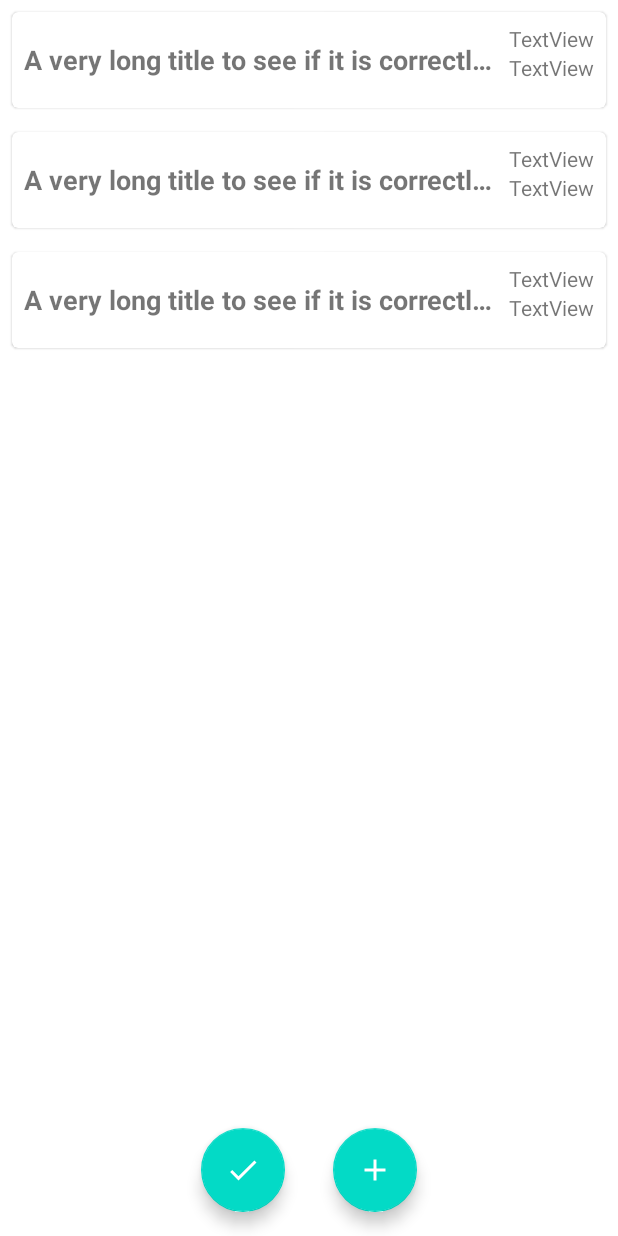
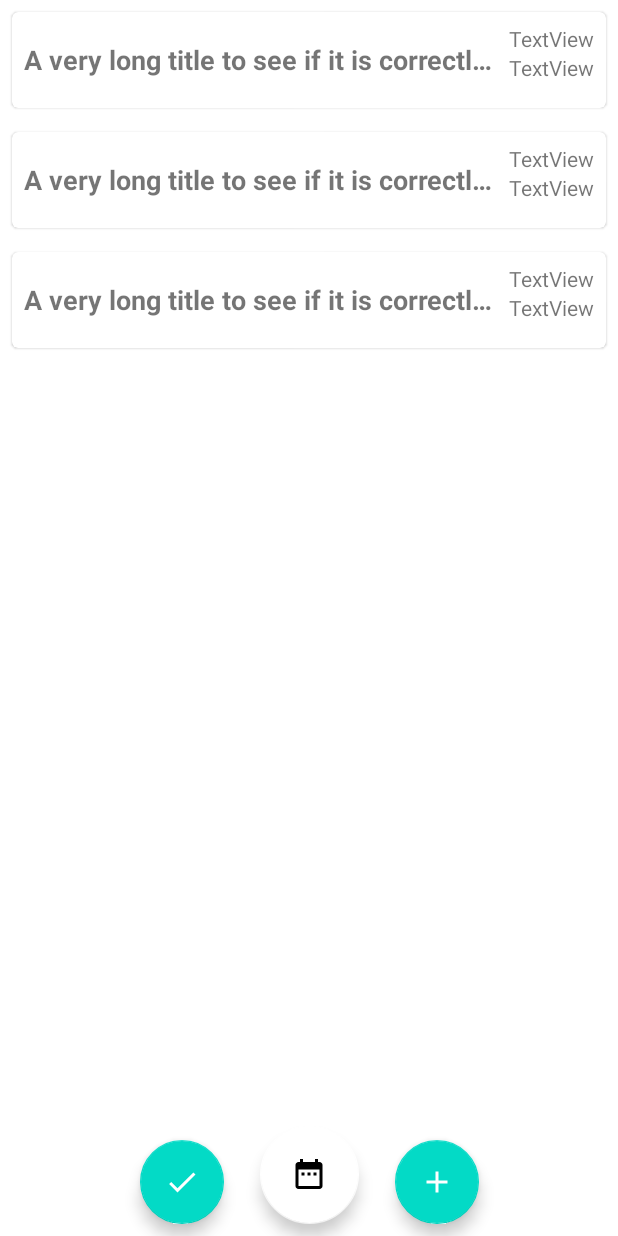
Before and after one commit to isidro89/todo-declex, an Android app: the layout fragment_tasklist.xml on its own in the app's theme, with its tools: preview values and no code run, on a phone screen of 412 x 824 dp. Run offline under Robolectric (Android 15) with nearby library versions, the phone set to English and light mode, and no system bars.

Commit message:
adding fab to toggle between showing all tasks and showing tasks for a certain day

```diff
--- /dev/null
+++ b/app/src/main/res/drawable/ic_date_range_black_24dp.xml
@@ -0,0 +1,9 @@
+<vector xmlns:android="http://schemas.android.com/apk/res/android"
+        android:width="24dp"
+        android:height="24dp"
+        android:viewportWidth="24.0"
+        android:viewportHeight="24.0">
+    <path
+        android:fillColor="#FF000000"
+        android:pathData="M9,11L7,11v2h2v-2zM13,11h-2v2h2v-2zM17,11h-2v2h2v-2zM19,4h-1L18,2h-2v2L8,4L8,2L6,2v2L5,4c-1.11,0 -1.99,0.9 -1.99,2L3,20c0,1.1 0.89,2 2,2h14c1.1,0 2,-0.9 2,-2L21,6c0,-1.1 -0.9,-2 -2,-2zM19,20L5,20L5,9h14v11z"/>
+</vector>
--- a/app/src/main/res/layout/fragment_tasklist.xml
+++ b/app/src/main/res/layout/fragment_tasklist.xml
@@ -17,38 +17,52 @@
         tools:listitem="@layout/task_item" />
 
     <android.support.design.widget.FloatingActionButton
-        android:id="@+id/fab"
+        android:id="@+id/button_check_done_tasks"
         android:layout_width="wrap_content"
         android:layout_height="wrap_content"
         android:layout_gravity="bottom|end"
-        android:layout_margin="@dimen/fab_margin"
         android:layout_marginStart="8dp"
         android:layout_marginLeft="8dp"
         android:layout_marginEnd="8dp"
         android:layout_marginRight="8dp"
         android:layout_marginBottom="8dp"
         app:layout_constraintBottom_toBottomOf="parent"
-        app:layout_constraintEnd_toEndOf="parent"
-        app:layout_constraintStart_toEndOf="@id/button_check_done_tasks"
-        app:srcCompat="@drawable/ic_add_black_24dp"
+        app:layout_constraintEnd_toStartOf="@+id/button_view_mode_toggle"
+        app:layout_constraintHorizontal_chainStyle="packed"
+        app:layout_constraintStart_toStartOf="parent"
+        app:srcCompat="@drawable/ic_check_black_24dp"
         app:tint="#fff" />
 
     <android.support.design.widget.FloatingActionButton
-        android:id="@+id/button_check_done_tasks"
+        android:id="@+id/button_view_mode_toggle"
         android:layout_width="wrap_content"
         android:layout_height="wrap_content"
         android:layout_gravity="bottom|end"
-        android:layout_margin="@dimen/fab_margin"
+        android:layout_marginStart="16dp"
+        android:layout_marginLeft="16dp"
+        android:layout_marginEnd="16dp"
+        android:layout_marginRight="16dp"
+        app:backgroundTint="#fff"
+        app:fabCustomSize="66dp"
+        app:layout_constraintBottom_toBottomOf="@+id/button_check_done_tasks"
+        app:layout_constraintEnd_toStartOf="@+id/fab"
+        app:layout_constraintStart_toEndOf="@+id/button_check_done_tasks"
+        app:srcCompat="@drawable/ic_date_range_black_24dp"
+         />
+
+    <android.support.design.widget.FloatingActionButton
+        android:id="@+id/fab"
+        android:layout_width="wrap_content"
+        android:layout_height="wrap_content"
+        android:layout_gravity="bottom|end"
         android:layout_marginStart="8dp"
         android:layout_marginLeft="8dp"
         android:layout_marginEnd="8dp"
         android:layout_marginRight="8dp"
-        android:layout_marginBottom="8dp"
-        app:layout_constraintBottom_toBottomOf="@+id/taskList"
-        app:layout_constraintEnd_toStartOf="@+id/fab"
-        app:layout_constraintHorizontal_chainStyle="packed"
-        app:layout_constraintStart_toStartOf="parent"
-        app:srcCompat="@drawable/ic_check_black_24dp"
+        app:layout_constraintBottom_toBottomOf="@+id/button_view_mode_toggle"
+        app:layout_constraintEnd_toEndOf="parent"
+        app:layout_constraintStart_toEndOf="@+id/button_view_mode_toggle"
+        app:srcCompat="@drawable/ic_add_black_24dp"
         app:tint="#fff" />
 
     <include
@@ -60,5 +74,5 @@
         android:id="@+id/fab_group"
         android:layout_width="wrap_content"
         android:layout_height="wrap_content"
-        app:constraint_referenced_ids="fab,button_check_done_tasks" />
+        app:constraint_referenced_ids="fab,button_check_done_tasks,button_view_mode_toggle" />
 </android.support.constraint.ConstraintLayout>
```
Also changed, not shown: app/src/main/java/com/dspot/declex/example/todo/ui/tasklist/TaskListFragment.java (+23 -0 lines), app/src/main/res/drawable/ic_menu_black_24dp.xml (added, +9 -0 lines).
